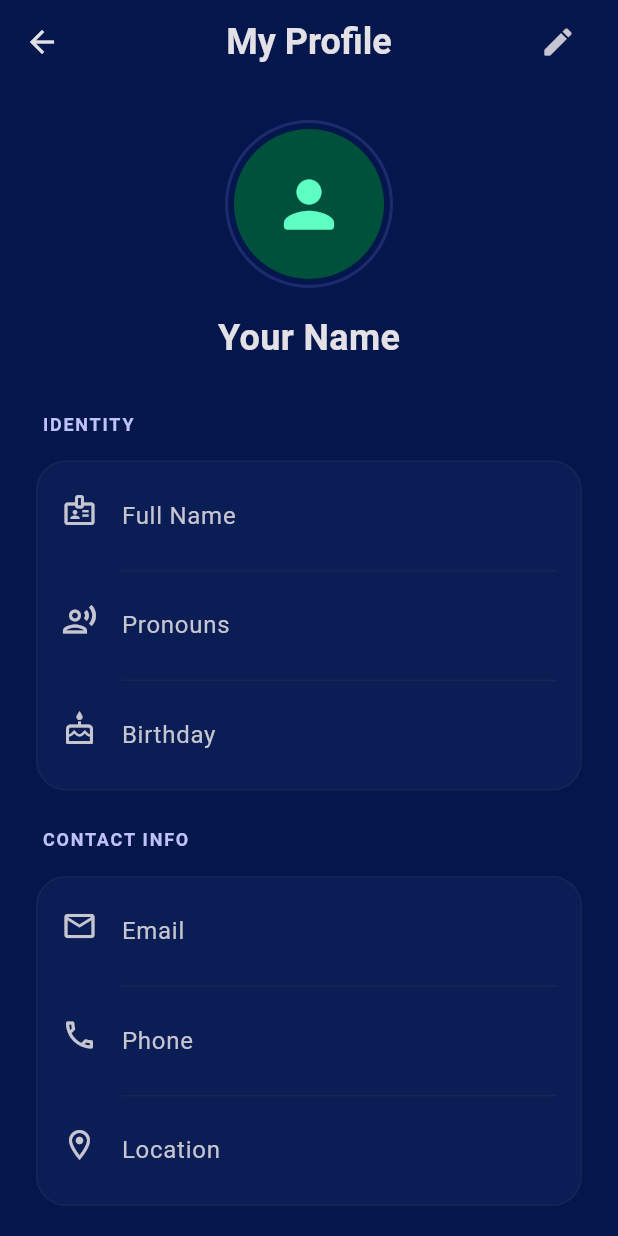
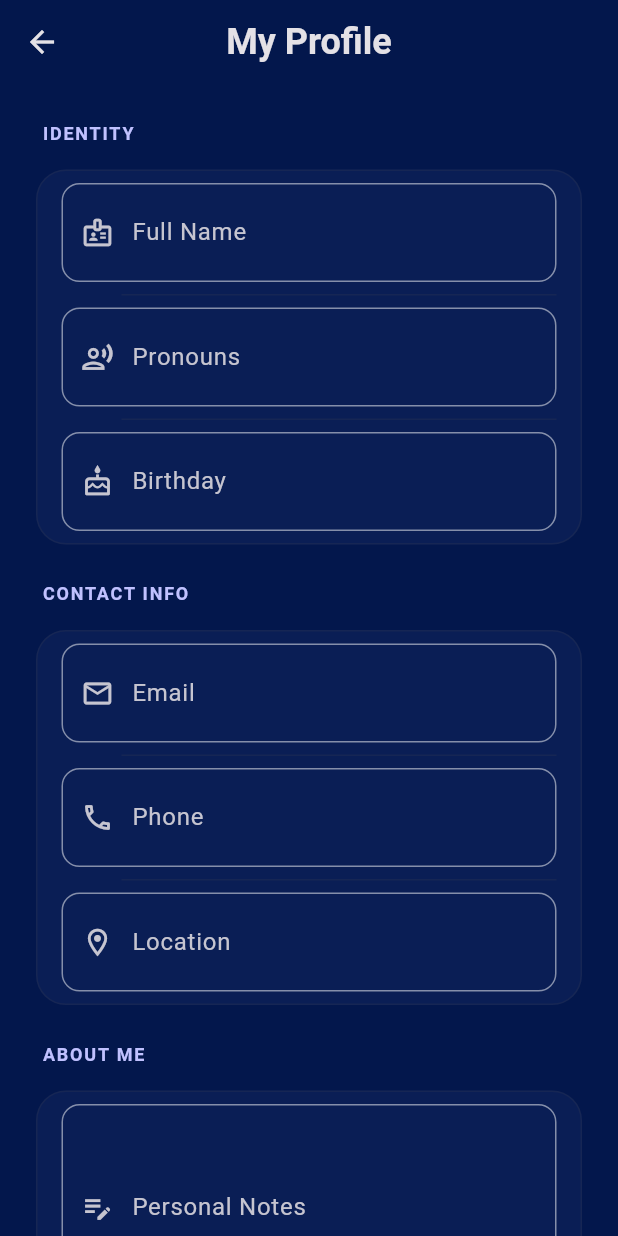
Before and after one commit to Bananacjc/DoctorDream, a Flutter app: the screen it shows after launch, item 5 of the bottom bar chosen, after a tap on "User Information", on a phone screen of 412 x 824 dp. Run offline on Flutter 3.47's test engine with Material 3 defaults, Android fonts, the phone set to English and light mode, and no system bars; our stand-ins replace flutter_markdown, flutter_svg, geocoding, geolocator, google_fonts, google_generative_ai and 5 more; missing offline and left inert: audio_session, youtube_explode_dart; accounts and stored records are empty; network calls fail.

Commit message:
Last Commit, Rest Well

```diff
--- a/lib/data/services/gemini_service.dart
+++ b/lib/data/services/gemini_service.dart
@@ -14,7 +14,7 @@ class GeminiService {
   // Singleton instance
   GeminiService._internal()
     : _apiKey = const String.fromEnvironment('GEMINI_API_KEY'),
-      _modelName = 'gemini-2.5-flash-lite';
+      _modelName = 'gemini-2.5-flash';
 
   static final GeminiService instance = GeminiService._internal();
 
--- a/lib/screens/dream_diagnosis_screen.dart
+++ b/lib/screens/dream_diagnosis_screen.dart
@@ -710,9 +710,26 @@ class _DreamDiagnosisScreenState extends State<DreamDiagnosisScreen> {
                       heroTag: "help_button",
                       onPressed: () => _showHelpDialog(context),
                       backgroundColor: ColorConstant.secondary,
-                      child: Icon(
-                        Icons.help_outline_rounded,
-                        color: ColorConstant.onSecondary,
+                      child: Stack(
+                        alignment: Alignment.center,
+                        children: [
+                          Container(
+                            width: 24,
+                            height: 24,
+                            decoration: BoxDecoration(
+                              shape: BoxShape.circle,
+                              border: Border.all(
+                                color: ColorConstant.onSecondary,
+                                width: 2,
+                              ),
+                            ),
+                          ),
+                          Icon(
+                            Icons.priority_high,
+                            color: ColorConstant.onSecondary,
+                            size: 16,
+                          ),
+                        ],
                       ),
                     ),
                   ),
--- a/lib/screens/user_information_screen.dart
+++ b/lib/screens/user_information_screen.dart
@@ -13,6 +13,7 @@ class UserInformationScreen extends StatefulWidget {
 }
 
 class _UserInformationScreenState extends State<UserInformationScreen> {
+  final _formKey = GlobalKey<FormState>();
   final _nameController = TextEditingController();
   final _pronounsController = TextEditingController();
   final _birthdayController = TextEditingController();
@@ -21,7 +22,7 @@ class _UserInformationScreenState extends State<UserInformationScreen> {
   final _locationController = TextEditingController();
   final _notesController = TextEditingController();
 
-  bool _isEditing = false;
+  bool _hasChanges = false;
   bool _hasAppliedInitialProfile = false;
   late final UserProfileViewModel _viewModel;
 
@@ -30,10 +31,26 @@ class _UserInformationScreenState extends State<UserInformationScreen> {
     super.initState();
     _viewModel = UserProfileViewModel();
     _viewModel.loadProfile();
+
+    _nameController.addListener(_onFieldChanged);
+    _pronounsController.addListener(_onFieldChanged);
+    _birthdayController.addListener(_onFieldChanged);
+    _emailController.addListener(_onFieldChanged);
+    _phoneController.addListener(_onFieldChanged);
+    _locationController.addListener(_onFieldChanged);
+    _notesController.addListener(_onFieldChanged);
   }
 
   @override
   void dispose() {
+    _nameController.removeListener(_onFieldChanged);
+    _pronounsController.removeListener(_onFieldChanged);
+    _birthdayController.removeListener(_onFieldChanged);
+    _emailController.removeListener(_onFieldChanged);
+    _phoneController.removeListener(_onFieldChanged);
+    _locationController.removeListener(_onFieldChanged);
+    _notesController.removeListener(_onFieldChanged);
+
     _nameController.dispose();
     _pronounsController.dispose();
     _birthdayController.dispose();
@@ -43,6 +60,14 @@ class _UserInformationScreenState extends State<UserInformationScreen> {
     _notesController.dispose();
     _viewModel.dispose();
     super.dispose();
+  }
+
+  void _onFieldChanged() {
+    if (!_hasChanges) {
+      setState(() {
+        _hasChanges = true;
+      });
+    }
   }
 
   void _applyProfileToControllers(UserProfile profile) {
@@ -55,19 +80,24 @@ class _UserInformationScreenState extends State<UserInformationScreen> {
     _notesController.text = profile.notes;
   }
 
-  Future<void> _toggleEditState() async {
-    if (_viewModel.isLoading) return;
-    if (_isEditing) {
-      FocusScope.of(context).unfocus();
-      await _saveProfile();
+  String? _validateEmail(String? value) {
+    if (value == null || value.isEmpty) {
+      return null; // Allow empty email
     }
-
-    setState(() {
-      _isEditing = !_isEditing;
-    });
+    final emailRegex = RegExp(
+      r'^[a-zA-Z0-9._%+-]+@[a-zA-Z0-9.-]+\.[a-zA-Z]{2,}$',
+    );
+    if (!emailRegex.hasMatch(value.trim())) {
+      return 'Please enter a valid email address';
+    }
+    return null;
   }
 
   Future<void> _saveProfile() async {
+    if (!_formKey.currentState!.validate()) {
+      return; // Don't save if validation fails
+    }
+
     final updatedProfile = _viewModel.profile.copyWith(
       fullName: _nameController.text.trim(),
       pronouns: _pronounsController.text.trim(),
@@ -81,6 +111,11 @@ class _UserInformationScreenState extends State<UserInformationScreen> {
 
     final success = await _viewModel.saveProfile(updatedProfile);
     if (!mounted) return;
+    if (success) {
+      setState(() {
+        _hasChanges = false;
+      });
+    }
     ScaffoldMessenger.of(context).showSnackBar(
       SnackBar(
         content: Text(
@@ -133,118 +168,43 @@ class _UserInformationScreenState extends State<UserInformationScreen> {
             actions: [
               Padding(
                 padding: const EdgeInsets.only(right: 16),
-                child: IconButton(
-                  onPressed: _viewModel.isSaving ? null : _toggleEditState,
-                  style: IconButton.styleFrom(
-                    backgroundColor: _isEditing
-                        ? ColorConstant.primaryContainer
-                        : Colors.transparent,
-                    foregroundColor: _isEditing
-                        ? ColorConstant.onPrimaryContainer
-                        : ColorConstant.onSurfaceVariant,
-                  ),
-                  icon: _viewModel.isSaving
+                child: _viewModel.isSaving
                     ? SizedBox(
-                          width: 20,
-                          height: 20,
+                        width: 24,
+                        height: 24,
                         child: CircularProgressIndicator(
                           strokeWidth: 2,
                           color: ColorConstant.primary,
                         ),
                       )
-                      : Icon(
-                          _isEditing ? Icons.check_rounded : Icons.edit_rounded,
+                    : (_hasChanges
+                        ? IconButton(
+                            onPressed: () {
+                              if (!_viewModel.isSaving) {
+                                FocusScope.of(context).unfocus();
+                                _saveProfile();
+                              }
+                            },
+                            style: IconButton.styleFrom(
+                              backgroundColor: ColorConstant.primaryContainer,
+                              foregroundColor:
+                                  ColorConstant.onPrimaryContainer,
                             ),
-                  tooltip: _isEditing ? 'Save Profile' : 'Edit Profile',
-                ),
+                            icon: const Icon(Icons.check_rounded),
+                            tooltip: 'Save Profile',
+                          )
+                        : const SizedBox.shrink()),
                 ),
             ],
           ),
           body: SingleChildScrollView(
                       physics: const BouncingScrollPhysics(),
             padding: const EdgeInsets.all(24),
+                      child: Form(
+                        key: _formKey,
                         child: Column(
               crossAxisAlignment: CrossAxisAlignment.start,
                         children: [
-                // Header / Avatar
-                          Center(
-                            child: Stack(
-                              children: [
-                                Container(
-                                  padding: const EdgeInsets.all(4),
-                                  decoration: BoxDecoration(
-                                    shape: BoxShape.circle,
-                                    border: Border.all(
-                            color:
-                                ColorConstant.primaryContainer.withOpacity(0.5),
-                            width: 2,
-                                    ),
-                                  ),
-                                  child: CircleAvatar(
-                                    radius: 50,
-                          backgroundColor: ColorConstant.secondaryContainer,
-                          child: Icon(
-                                      Icons.person_rounded,
-                                      size: 50,
-                            color: ColorConstant.onSecondaryContainer,
-                                    ),
-                                  ),
-                                ),
-                                if (_isEditing)
-                                  Positioned(
-                                    bottom: 0,
-                          right: 0,
-                                    child: Container(
-                                      padding: const EdgeInsets.all(8),
-                            decoration: BoxDecoration(
-                              color: ColorConstant.primary,
-                                        shape: BoxShape.circle,
-                              border: Border.all(
-                                  color: ColorConstant.surface, width: 2),
-                                      ),
-                            child: Icon(
-                                        Icons.camera_alt_rounded,
-                                        size: 16,
-                              color: ColorConstant.onPrimary,
-                                      ),
-                                    ),
-                                  ),
-                              ],
-                            ),
-                          ),
-                          const SizedBox(height: 16),
-                          if (!_isEditing) ...[
-                  Center(
-                    child: Column(
-                      children: [
-                            Text(
-                              _nameController.text.isNotEmpty
-                                  ? _nameController.text
-                                  : 'Your Name',
-                          style: GoogleFonts.robotoFlex(
-                                fontSize: 24,
-                                fontWeight: FontWeight.bold,
-                            color: ColorConstant.onSurface,
-                              ),
-                            ),
-                            if (_pronounsController.text.isNotEmpty)
-                              Padding(
-                                padding: const EdgeInsets.only(top: 4),
-                                child: Text(
-                                  _pronounsController.text,
-                              style: GoogleFonts.robotoFlex(
-                                    fontSize: 14,
-                                color: ColorConstant.onSurfaceVariant,
-                                  ),
-                                ),
-                              ),
-                      ],
-                    ),
-                  ),
-                  const SizedBox(height: 32),
-                ] else
-                            const SizedBox(height: 32),
-
                 // Sections
                 _buildSectionHeader("Identity"),
                 const SizedBox(height: 16),
@@ -280,6 +240,7 @@ class _UserInformationScreenState extends State<UserInformationScreen> {
                             icon: Icons.email_outlined,
                     isLast: false,
                             keyboardType: TextInputType.emailAddress,
+                            validator: _validateEmail,
                           ),
                   _buildTextField(
                     controller: _phoneController,
@@ -310,6 +271,7 @@ class _UserInformationScreenState extends State<UserInformationScreen> {
                 ]),
                 const SizedBox(height: 40),
                         ],
+                        ),
                       ),
                     ),
         );
@@ -354,29 +316,82 @@ class _UserInformationScreenState extends State<UserInformationScreen> {
     bool isLast = false,
     int maxLines = 1,
     TextInputType? keyboardType,
+    String? Function(String?)? validator,
   }) {
+    return Builder(
+      builder: (context) {
+        String? errorText;
+        if (validator != null) {
+          errorText = validator(controller.text);
+        }
+
         return Column(
+          crossAxisAlignment: CrossAxisAlignment.start,
           children: [
             Padding(
               padding: const EdgeInsets.symmetric(horizontal: 16, vertical: 8),
+              child: Container(
+                decoration: BoxDecoration(
+                  borderRadius: BorderRadius.circular(12),
+                  border: Border.all(
+                    color: errorText != null
+                        ? Colors.red.withOpacity(0.7)
+                        : Colors.white.withOpacity(0.5),
+                    width: errorText != null ? 1.5 : 1,
+                  ),
+                ),
+                padding: const EdgeInsets.symmetric(horizontal: 12, vertical: 4),
                 child: Row(
-            crossAxisAlignment: CrossAxisAlignment.start,
+                  crossAxisAlignment: CrossAxisAlignment.center,
                   children: [
                     Padding(
-                padding: const EdgeInsets.only(top: 12, right: 16),
+                      padding: const EdgeInsets.only(right: 12),
                       child: Icon(
                         icon,
-                  size: 24,
-                  color: _isEditing
-                      ? ColorConstant.primary
+                        size: 22,
+                        color: errorText != null
+                            ? Colors.red
                             : ColorConstant.onSurfaceVariant,
                       ),
                     ),
                     Expanded(
-        child: TextField(
+                      child: validator != null
+                          ? TextFormField(
                               controller: controller,
-                  readOnly: !_isEditing,
-                  enabled: _isEditing,
+                              maxLines: maxLines,
+                              keyboardType: keyboardType,
+                              validator: validator,
+                              onChanged: (value) {
+                                // Trigger rebuild to update border color
+                                setState(() {});
+                              },
+                              style: GoogleFonts.robotoFlex(
+                                fontSize: 16,
+                                color: ColorConstant.onSurface,
+                              ),
+                              decoration: InputDecoration(
+                                labelText: label,
+                                labelStyle: GoogleFonts.robotoFlex(
+                                  color: errorText != null
+                                      ? Colors.red
+                                      : ColorConstant.onSurfaceVariant,
+                                ),
+                                border: InputBorder.none,
+                                errorBorder: InputBorder.none,
+                                focusedErrorBorder: InputBorder.none,
+                                enabledBorder: InputBorder.none,
+                                focusedBorder: InputBorder.none,
+                                disabledBorder: InputBorder.none,
+                                errorText: null,
+                                errorStyle: const TextStyle(height: 0),
+                                contentPadding: const EdgeInsets.symmetric(
+                                  vertical: 8,
+                                ),
+                                isDense: true,
+                              ),
+                            )
+                          : TextField(
+                              controller: controller,
                               maxLines: maxLines,
                               keyboardType: keyboardType,
                               style: GoogleFonts.robotoFlex(
@@ -389,12 +404,26 @@ class _UserInformationScreenState extends State<UserInformationScreen> {
                                   color: ColorConstant.onSurfaceVariant,
                                 ),
                                 border: InputBorder.none,
-                    contentPadding: const EdgeInsets.symmetric(vertical: 8),
+                                contentPadding: const EdgeInsets.symmetric(
+                                  vertical: 8,
+                                ),
                                 isDense: true,
                               ),
                             ),
                     ),
                   ],
+                ),
+              ),
+            ),
+            if (errorText != null)
+              Padding(
+                padding: const EdgeInsets.only(left: 56, top: 4, bottom: 8),
+                child: Text(
+                  errorText,
+                  style: GoogleFonts.robotoFlex(
+                    fontSize: 12,
+                    color: Colors.red,
+                  ),
                 ),
               ),
             if (!isLast)
@@ -406,5 +435,7 @@ class _UserInformationScreenState extends State<UserInformationScreen> {
               ),
           ],
         );
+      },
+    );
   }
 }
--- a/lib/view_models/chat_view_model.dart
+++ b/lib/view_models/chat_view_model.dart
@@ -122,10 +122,14 @@ class ChatViewModel extends ChangeNotifier {
     try {
       await _database.saveChatMessage(message);
 
-      // Add to local messages if it's for the current session
+      // Add to local messages if it's for the current session and not already in the list
       if (message.sessionId == _currentSessionId) {
-        _messages.add(message);
-        notifyListeners();
+        // Check if message already exists (by ID) to avoid duplicates
+        final exists = _messages.any((m) => m.id == message.id);
+        if (!exists) {
+          _messages.add(message);
+          notifyListeners();
+        }
       }
 
       // Reload sessions to update the updatedAt timestamp
@@ -139,8 +143,12 @@ class ChatViewModel extends ChangeNotifier {
   /// Add a message to the local messages list (for immediate UI update)
   void addMessage(ChatMessage message) {
     if (message.sessionId == _currentSessionId) {
-      _messages.add(message);
-      notifyListeners();
+      // Check if message already exists (by ID) to avoid duplicates
+      final exists = _messages.any((m) => m.id == message.id);
+      if (!exists) {
+        _messages.add(message);
+        notifyListeners();
+      }
     }
   }
 
```
Also changed, not shown: 1 other file. Lines whose indentation alone changed are shown as unchanged.
